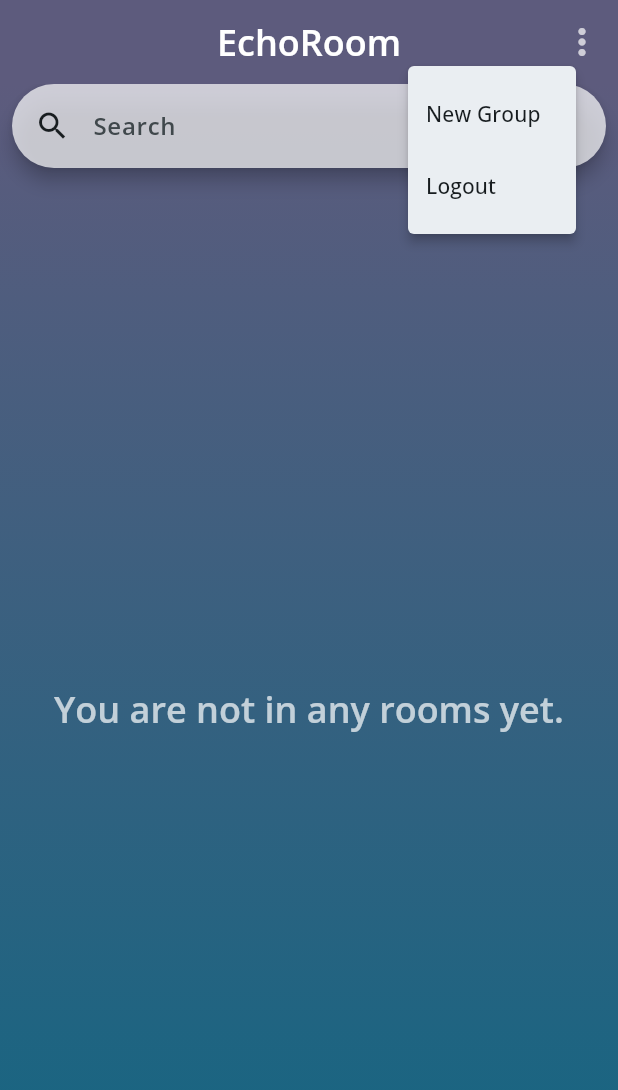
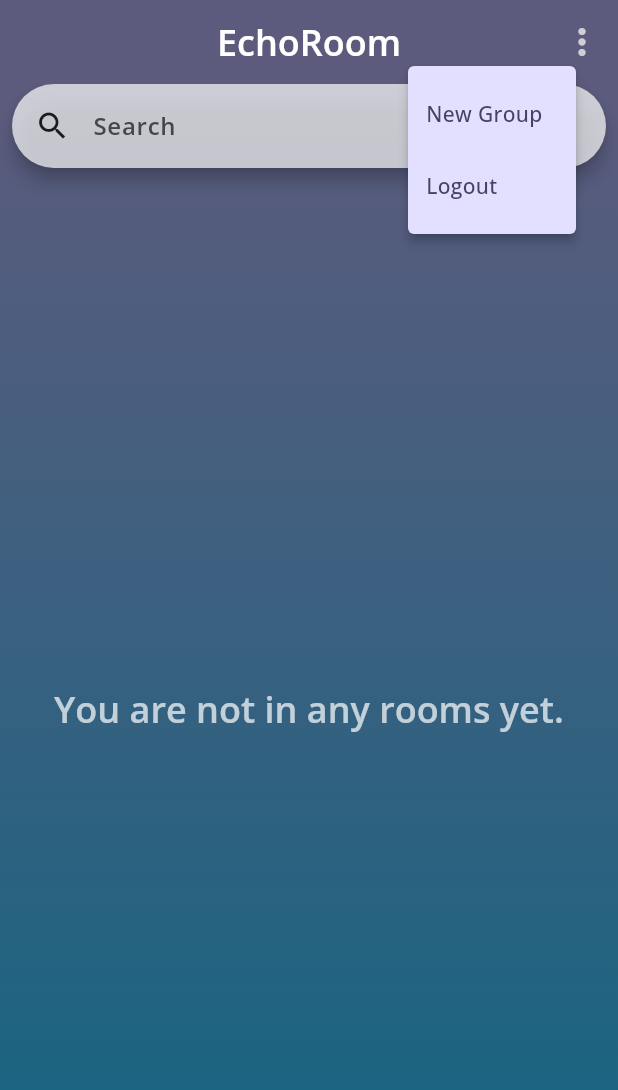
Before and after one commit to priyanshjain117/EchoRoom, a Flutter app: the screen it shows once a user with an empty profile is signed in, after a tap on the "more vert" icon, on a phone screen of 412 x 824 dp. Shown: the top 1090 px of the screen. Run offline on Flutter 3.47's test engine with Material 3 defaults, Android fonts, the phone set to English and light mode, and no system bars; our stand-ins replace cloud_firestore, firebase_auth, firebase_core, google_fonts, image_picker; accounts and stored records are empty.

Commit message:
starting with new rooms

```diff
--- a/chat_app/lib/widgets/app_bar_menu.dart
+++ b/chat_app/lib/widgets/app_bar_menu.dart
@@ -1,3 +1,4 @@
+import 'package:firebase_auth/firebase_auth.dart';
 import 'package:flutter/material.dart';
 
 class AppBarMenu extends StatelessWidget {
@@ -6,6 +7,11 @@ class AppBarMenu extends StatelessWidget {
   @override
   Widget build(BuildContext context) {
     return IconButton(
+      icon: Icon(
+        Icons.more_vert,
+        color: Colors.white70,
+        size: 28,
+      ),
       onPressed: () async {
         final RenderBox button = context.findRenderObject() as RenderBox;
         final RenderBox overlay =
@@ -18,17 +24,37 @@ class AppBarMenu extends StatelessWidget {
         final RelativeRect position = RelativeRect.fromLTRB(
           offset.dx,
           offset.dy + 40, // Shift down from the icon
-          overlay.size.width-offset.dx-20,
+          overlay.size.width - offset.dx - 20,
           0,
         );
 
         final selectedItem = await showMenu<String>(
           context: context,
+          color: Theme.of(context).colorScheme.tertiaryContainer,
           position: position,
           initialValue: '',
           items: [
-            PopupMenuItem(value: 'new_group', child: Text('New Group')),
-            PopupMenuItem(value: 'logout', child: Text('Logout')),
+            PopupMenuItem(
+              value: 'new_group',
+              child: Text(
+                'New Group',
+                style: Theme.of(context).textTheme.bodyMedium!.copyWith(
+                      color: Theme.of(context).colorScheme.onTertiaryContainer,
+                      fontWeight: FontWeight.w500,
+                    ),
+              ),
+            ),
+            PopupMenuItem(
+              value: 'logout',
+              child: Text(
+                'Logout',
+                style: Theme.of(context).textTheme.bodyMedium!.copyWith(
+                      color: Theme.of(context).colorScheme.onTertiaryContainer,
+                      fontWeight: FontWeight.w500,
+                    ),
+              ),
+              onTap: () => FirebaseAuth.instance.signOut(),
+            ),
           ],
         );
 
@@ -40,11 +66,6 @@ class AppBarMenu extends StatelessWidget {
           print('none');
         }
       },
-      icon: Icon(
-        Icons.more_vert,
-        color: Colors.white70,
-        size: 28,
-      ),
     );
   }
 }
```
